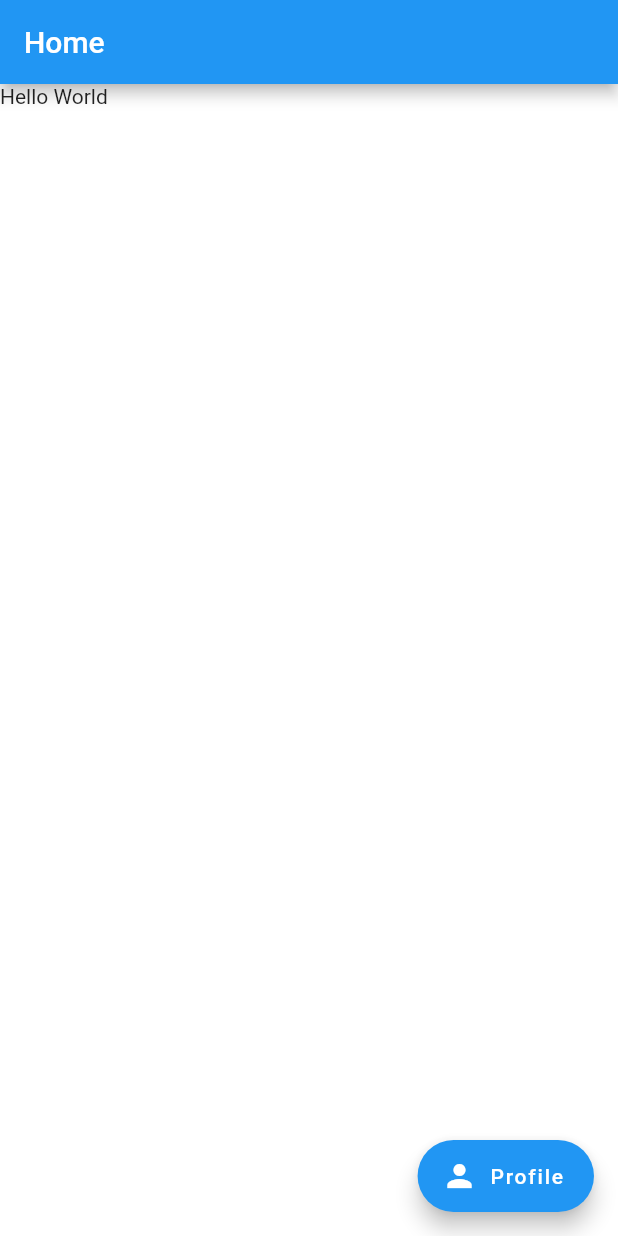
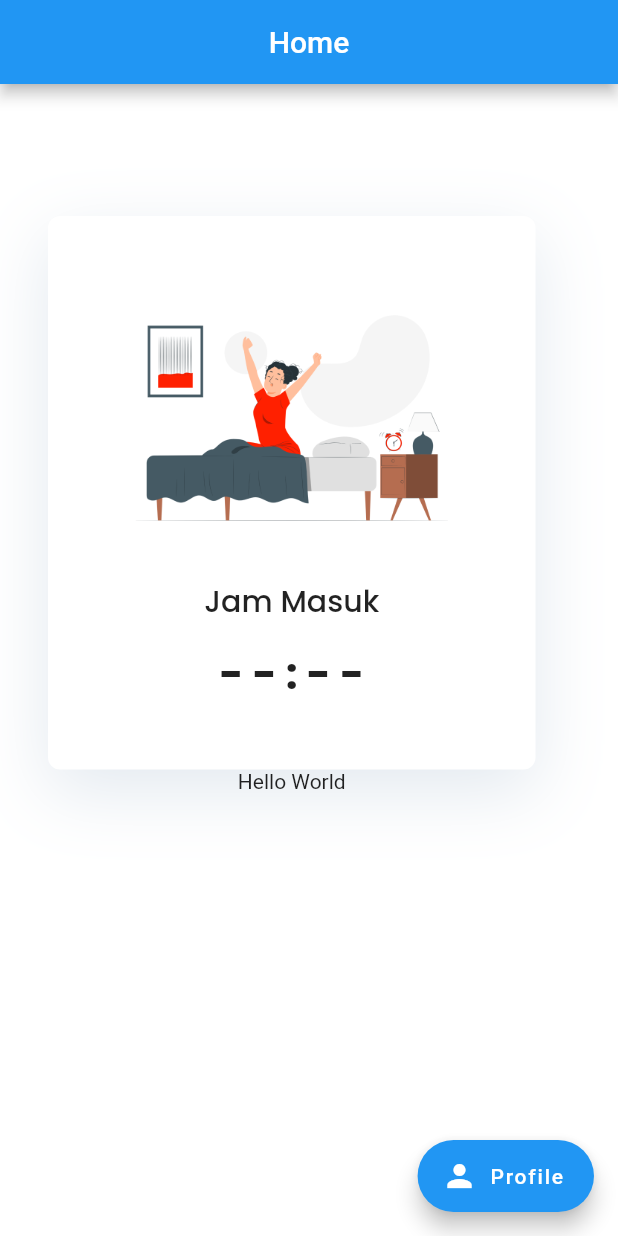
Before and after one commit to MikaSRahwono/Presensi-Kab-Pidie, a Flutter app: the screen it shows after launch, on a phone screen of 412 x 824 dp. Run offline on Flutter 3.47's test engine with Material 2 defaults, Android fonts, the phone set to English and light mode, and no system bars; our stand-ins replace google_fonts.

Commit message:
adding some design to absensi-page

```diff
--- a/lib/features/home/presentation/home.dart
+++ b/lib/features/home/presentation/home.dart
@@ -1,6 +1,8 @@
 import 'package:flutter/material.dart';
 
 import '../../profile/presentation/profile.dart';
+// import '../../authentication/presentation/pages/_pages.dart';
+
 
 class HomePage extends StatefulWidget {
   const HomePage({Key? key}) : super(key: key);
@@ -12,15 +14,63 @@ class HomePage extends StatefulWidget {
 class _HomePageState extends State<HomePage> {
   @override
   Widget build(BuildContext context) {
+    final icon = "icon-absensi-1";
     return Scaffold(
       extendBody: true,
       appBar: AppBar(
+        centerTitle: true,
         title: Text("Home"),
       ),
       backgroundColor: Colors.white,
       body: SingleChildScrollView(
         child: Column(
           children: [
+            Padding(
+              padding: const EdgeInsets.only(top: 88.0, left: 32, right: 32),
+              child: Container(
+                width: 325,
+                height: 369,
+                decoration: BoxDecoration(
+                  color: Colors.white,
+                  borderRadius: BorderRadius
+                      .circular(8),
+                    boxShadow: [
+                      BoxShadow(
+                        color: Color.fromRGBO(112, 144, 176, 0.2),
+                        blurRadius: 40,
+                        offset: Offset(0, 14),
+                      ),
+                    ]
+                ),
+                child: Column(
+                  children: [
+                    Padding(
+                      padding: const EdgeInsets.only(top: 40.0, left: 48, right: 48, ),
+                      child: Container(
+                        width: 231,
+                        height: 178,
+                        child: Image.asset("resources/images/png/$icon.png", fit:BoxFit.contain ,),
+                      ),
+                    ),
+                    SizedBox(height: 24,),
+                    Text("Jam Masuk", style: TextStyle(
+                      fontSize: 20,
+                      fontFamily: 'Poppins',
+                      fontWeight: FontWeight.w500,
+                    ),),
+                    SizedBox(height: 12,),
+                    Text("- - : - -", style: TextStyle(
+                      fontSize: 28,
+                      fontFamily: 'Poppins',
+                      fontWeight: FontWeight.w600,
+                    ),),
+
+
+
+                  ],
+                ),
+              ),
+            ),
             Text("Hello World")
           ],
         ),
--- a/lib/main_page.dart
+++ b/lib/main_page.dart
@@ -17,8 +17,6 @@ class MainPage extends StatefulWidget {
   @override
   _MainPageState createState() => _MainPageState();
 }
-
-
 
 class _MainPageState extends State<MainPage> {
   final _children = <Widget>[
--- a/pubspec.yaml
+++ b/pubspec.yaml
@@ -39,6 +39,7 @@ dependencies:
   carousel_slider: ^4.0.0
   auto_size_text: ^2.1.0
   cool_alert: ^1.1.0
+  flutter_screenutil: ^5.7.0
   tmdb_api:
 
 
```
Also changed, not shown: pubspec.lock, resources/images/png/icon-absensi-1.png (added), 1 other file.
